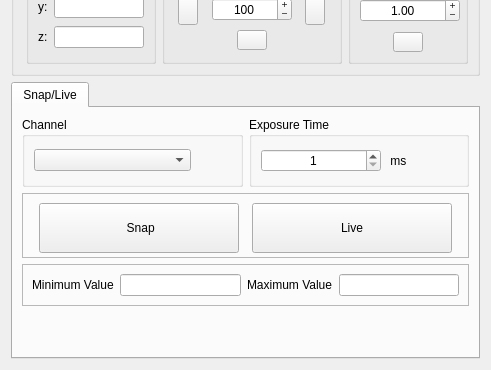
This is micromanager_gui/_ui/micromanager_gui.ui in pymmcore-plus/napari-micromanager as Qt 5 draws it before an edit; both pictures show x 0 to 491 and y 272 to 642 of the 491 by 642 pixel window. The edited form follows.
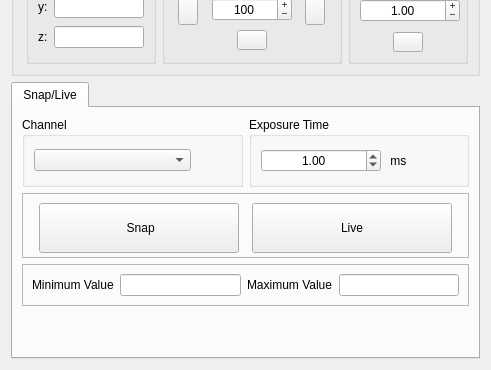
This is the edited form.

Commit message:
Allow exposure to be a float + connect to exposure changed signal (#20)
* allow for exposure time to be a float

* Update exposure if updated from outside of GUI

* set correct exposure on snap

* more careful setting of exposure time for live

* Allow full range of exposures in GUI element

The edit to the form file:
```diff
--- a/micromanager_gui/_ui/micromanager_gui.ui
+++ b/micromanager_gui/_ui/micromanager_gui.ui
@@ -115,7 +115,7 @@
            </property>
            <layout class="QHBoxLayout" name="horizontalLayout_3">
             <item>
-             <widget class="QSpinBox" name="exp_spinBox">
+             <widget class="QDoubleSpinBox" name="exp_spinBox">
               <property name="enabled">
                <bool>true</bool>
               </property>
@@ -123,6 +123,9 @@
                <set>Qt::AlignCenter</set>
               </property>
               <property name="minimum">
+               <number>0</number>
+              </property>
+              <property name="value">
                <number>1</number>
               </property>
               <property name="maximum">
```
The commit also changes 1 other file.
